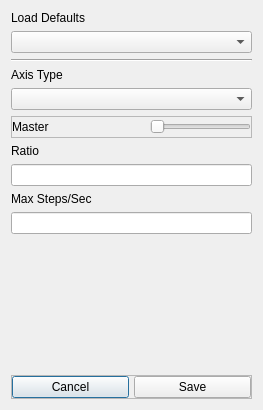
First picture: the form in Graffik/gui/core/Options/axisoptionsdialog.ui, repository DynamicPerception/Graffik_Legacy, before the edit.
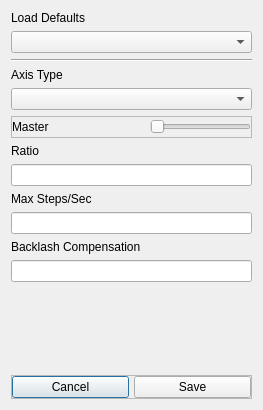
Second picture: the form after the edit. Custom widgets are drawn as their Qt base class.

Commit message: * Custom Info.plist for mac * Fixed several display issues, including missing theme for device assign dialog * Added gradient below motion line * Fixed a bug in graphing motion line where motion line wouldn't be shown if motor was in position negative of home * Updated copyright notices, ensured all headers had it * Converted #defines to const... * Fixed compiler warnings on OSX

```diff
--- a/Graffik/gui/core/Options/axisoptionsdialog.ui
+++ b/Graffik/gui/core/Options/axisoptionsdialog.ui
@@ -109,6 +109,16 @@
    <item>
     <widget class="QLineEdit" name="maxLine"/>
    </item>
+   <item>
+    <widget class="QLabel" name="backlashLabel">
+     <property name="text">
+      <string>Backlash Compensation</string>
+     </property>
+    </widget>
+   </item>
+   <item>
+    <widget class="QLineEdit" name="backlashLine"/>
+   </item>
    <item>
     <spacer name="verticalSpacer">
      <property name="orientation">
```
The commit also changes 82 other files.
